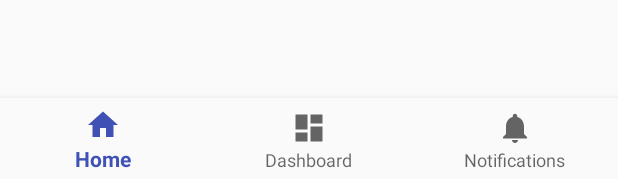
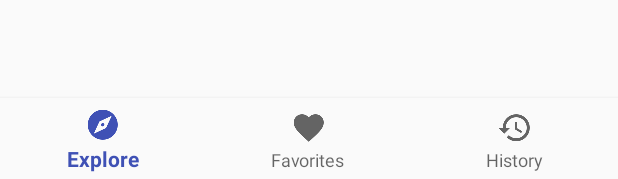
Before and after one commit to samtietze/Wikipedia-Demo, an Android app: the layout activity_main.xml on its own in the app's theme, with its tools: preview values and no code run, on a phone screen of 412 x 824 dp. Shown: the part 1054-1233 px from the top of the screen. Run offline under Robolectric (Android 15) with nearby library versions, the phone set to English and light mode, and no system bars.

Commit message:
Insert new values for icons in navigation.xml; revise OOB values in values/strings; wire up fragments in MainActivity and provide new frame layout in activity_main;

```diff
--- a/app/src/main/res/layout/activity_main.xml
+++ b/app/src/main/res/layout/activity_main.xml
@@ -8,6 +8,7 @@
     tools:context=".activities.MainActivity">
 
     <android.support.design.widget.AppBarLayout
+        android:id="@+id/appbar"
         android:layout_width="match_parent"
         android:layout_height="?attr/actionBarSize">
         <android.support.v7.widget.Toolbar
@@ -15,6 +16,13 @@
             android:layout_height="match_parent"
             android:layout_width="match_parent" />
     </android.support.design.widget.AppBarLayout>
+
+    <FrameLayout
+        android:layout_width="match_parent"
+        android:layout_height="match_parent"
+        android:id="@+id/fragment_container"
+        app:layout_constraintBottom_toTopOf="@id/navigation"
+        app:layout_constraintTop_toBottomOf="@id/appbar"></FrameLayout>
 
     <android.support.design.widget.BottomNavigationView
         android:id="@+id/navigation"
@@ -26,6 +34,7 @@
         app:layout_constraintBottom_toBottomOf="parent"
         app:layout_constraintLeft_toLeftOf="parent"
         app:layout_constraintRight_toRightOf="parent"
-        app:menu="@menu/navigation" />
+        app:menu="@menu/navigation"
+        app:elevation="4dp"/>
 
 </android.support.constraint.ConstraintLayout>
--- a/app/src/main/res/menu/navigation.xml
+++ b/app/src/main/res/menu/navigation.xml
@@ -2,18 +2,18 @@
 <menu xmlns:android="http://schemas.android.com/apk/res/android">
 
     <item
-        android:id="@+id/navigation_home"
-        android:icon="@drawable/ic_home_black_24dp"
-        android:title="@string/title_home" />
+        android:id="@+id/navigation_explore"
+        android:icon="@drawable/ic_explore_white_24dp"
+        android:title="@string/title_explore" />
 
     <item
-        android:id="@+id/navigation_dashboard"
-        android:icon="@drawable/ic_dashboard_black_24dp"
-        android:title="@string/title_dashboard" />
+        android:id="@+id/navigation_favorites"
+        android:icon="@drawable/ic_favorite_white_24dp"
+        android:title="@string/title_favorites" />
 
     <item
-        android:id="@+id/navigation_notifications"
-        android:icon="@drawable/ic_notifications_black_24dp"
-        android:title="@string/title_notifications" />
+        android:id="@+id/navigation_history"
+        android:icon="@drawable/ic_history_white_24dp"
+        android:title="@string/title_history" />
 
 </menu>
--- a/app/src/main/res/values/strings.xml
+++ b/app/src/main/res/values/strings.xml
@@ -1,9 +1,9 @@
 <resources>
     <string name="app_name">Wikipedia</string>
     <string name="title_activity_main">MainActivity</string>
-    <string name="title_home">Home</string>
-    <string name="title_dashboard">Dashboard</string>
-    <string name="title_notifications">Notifications</string>
+    <string name="title_explore">Explore</string>
+    <string name="title_favorites">Favorites</string>
+    <string name="title_history">History</string>
     <string name="search_bar_placeholder">Search Wikipedia</string>
     <!-- TODO: Remove or change this placeholder text -->
     <string name="hello_blank_fragment">Hello blank fragment</string>
```
Also changed, not shown: app/src/main/java/com/spr/wikipediademo/activities/MainActivity.kt (+29 -17 lines).
